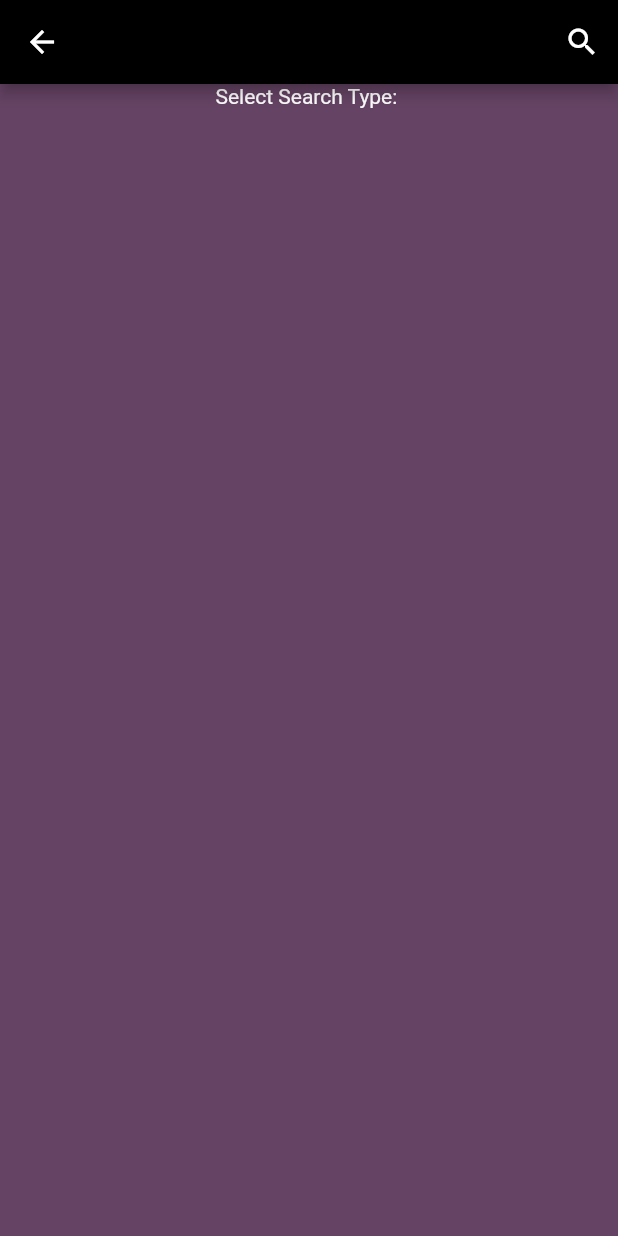
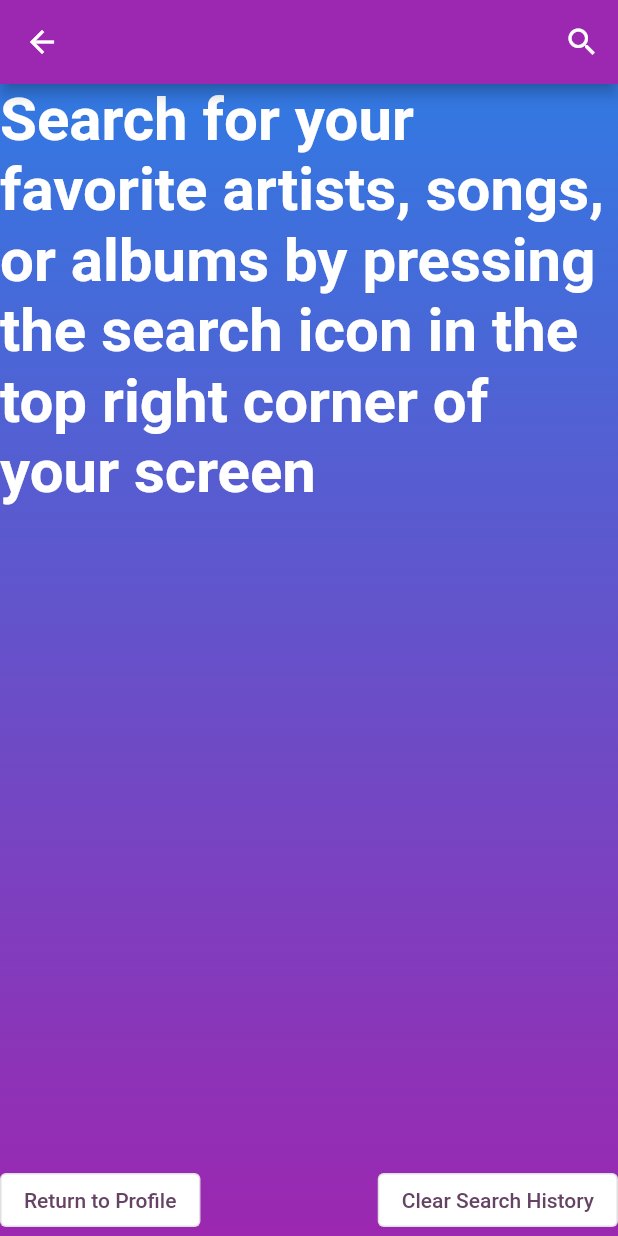
Before and after one commit to wallsau/jukeboxd, a Flutter app: the UserProfile screen opened directly, after a tap on the "search" icon, on a phone screen of 412 x 824 dp. Run offline on Flutter 3.47's test engine with Material 2 defaults, Android fonts, the phone set to English and light mode, and no system bars; our stand-ins replace cached_network_image, cloud_firestore, firebase_auth, firebase_core, flutter_dotenv, flutter_rating_bar; missing offline and left inert: spotify; accounts and stored records are empty; network calls fail.

Commit message:
11/7
- Updated search page to show a list of suggestions based on search history
- Added sign out button to profile page
- fixed input validation bug on login page

```diff
--- a/lib/screens/login_page.dart
+++ b/lib/screens/login_page.dart
@@ -109,8 +109,8 @@ class _LoginPageState extends State<LoginPage> {
                             try {
                               await FirebaseAuth.instance
                                   .signInWithEmailAndPassword(
-                                email: nameController.text,
-                                password: passwordController.text,
+                                email: nameController.text.trim(),
+                                password: passwordController.text.trim(),
                               );
                             } on FirebaseAuthException catch (error) {
                               errorMessage = error.message!;
--- a/lib/screens/search_page.dart
+++ b/lib/screens/search_page.dart
@@ -1,8 +1,10 @@
+import 'package:cloud_firestore/cloud_firestore.dart';
 import 'package:flutter/material.dart';
 import 'package:jukeboxd/screens/artist_page.dart';
 import 'package:jukeboxd/screens/song_page.dart';
+import 'package:jukeboxd/screens/user_profile.dart';
+import '../services/firebase.dart';
 import '../services/remote_services.dart';
-import 'package:spotify/spotify.dart';
 import 'package:flutter/src/widgets/image.dart' as img;
 import 'dart:async';
 import 'package:jukeboxd/utils/colors.dart';
@@ -16,6 +18,14 @@ class SearchPage extends StatefulWidget {
 }
 
 class _SearchPageState extends State<SearchPage> {
+  _clearHistory() {
+    final db = FirebaseFirestore.instance;
+    final uid = DataBase().getUid();
+    final docRef = db.collection('accounts').doc(uid);
+    final deletion = {'search history': FieldValue.delete()};
+    docRef.update(deletion);
+  }
+
   @override
   Widget build(BuildContext context) {
     final screenWidth = MediaQuery.of(context).size.width;
@@ -23,7 +33,7 @@ class _SearchPageState extends State<SearchPage> {
     return Scaffold(
       backgroundColor: purple,
       appBar: AppBar(
-        backgroundColor: Colors.black,
+        backgroundColor: Colors.purple,
         actions: [
           IconButton(
             icon: const Icon(Icons.search),
@@ -38,9 +48,48 @@ class _SearchPageState extends State<SearchPage> {
       ),
       body: Container(
         width: screenWidth,
+        decoration: const BoxDecoration(
+          gradient: LinearGradient(
+            colors: [Color(0xFF3279e2), Colors.purple],
+            begin: Alignment.topCenter,
+            end: Alignment.bottomCenter,
+          ),
+        ),
         child: Column(
-          children: const <Widget>[
-            Center(child: Text('Select Search Type: ')),
+          children: [
+            const Expanded(
+              child: Text(
+                'Search for your favorite artists, songs, or albums by pressing the search icon in the top right corner of your screen',
+                style: TextStyle(
+                    color: Colors.white,
+                    fontWeight: FontWeight.bold,
+                    fontSize: 40),
+              ),
+            ),
+            Row(
+              mainAxisAlignment: MainAxisAlignment.spaceBetween,
+              children: [
+                OutlinedButton(
+                  onPressed: () {
+                    Navigator.push(
+                      context,
+                      MaterialPageRoute(builder: (context) => UserProfile()),
+                    );
+                  },
+                  style: OutlinedButton.styleFrom(
+                    backgroundColor: Colors.white,
+                  ),
+                  child: const Text('Return to Profile'),
+                ),
+                OutlinedButton(
+                  onPressed: _clearHistory,
+                  style: OutlinedButton.styleFrom(
+                    backgroundColor: Colors.white,
+                  ),
+                  child: const Text('Clear Search History'),
+                ),
+              ],
+            )
           ],
         ),
       ),
@@ -49,6 +98,9 @@ class _SearchPageState extends State<SearchPage> {
 }
 
 class CustomSearchDelegate extends SearchDelegate {
+  final db = FirebaseFirestore.instance;
+  final uid = DataBase().getUid();
+
   // first overwrite to
   // clear the search text
   @override
@@ -80,7 +132,8 @@ class CustomSearchDelegate extends SearchDelegate {
 
   // third overwrite to show query result
   @override
-  Widget buildResults(BuildContext context) => Container(
+  Widget buildResults(BuildContext context) {
+    return Container(
       color: Colors.black,
       child: FutureBuilder<List<dynamic>?>(
           future: RemoteService().search(query, 3),
@@ -99,6 +152,7 @@ class CustomSearchDelegate extends SearchDelegate {
             }
           }),
     );
+  }
 
   Widget buildNoMatches() => const Center(
         child: Text(
@@ -107,7 +161,10 @@ class CustomSearchDelegate extends SearchDelegate {
         ),
       );
 
-  Widget buildResultsSuccess(results) => Container(
+  Widget buildResultsSuccess(results) {
+    final suggestArr = [query];
+    _storeHistory(suggestArr);
+    return Container(
       decoration: const BoxDecoration(
         gradient: LinearGradient(
           colors: [Color(0xFF3279e2), Colors.purple],
@@ -170,55 +227,73 @@ class CustomSearchDelegate extends SearchDelegate {
             );
           }),
     );
+  }
 
   @override
-  Widget buildSuggestions(BuildContext context) => SizedBox();
+  Widget buildSuggestions(BuildContext context) {
+    return Container(
+      decoration: const BoxDecoration(
+        gradient: LinearGradient(
+          colors: [Color(0xFF3279e2), Colors.purple],
+          begin: Alignment.topCenter,
+          end: Alignment.bottomCenter,
+        ),
+      ),
+      child: StreamBuilder(
+          stream: db.collection('accounts').doc(uid).snapshots(),
+          builder: ((context, snapshot) {
+            final containsSearch =
+                snapshot.data?.data()?.containsKey('search history');
+            if (containsSearch != true) {
+              final defaultSearchHistory = ['Cher', 'Metallica', 'Drake'];
+              final List suggestions = defaultSearchHistory.where((element) {
+                return element.toLowerCase().contains(
+                      query.toLowerCase(),
+                    );
+              }).toList();
+              return ListView.builder(
+                  itemCount: suggestions.length,
+                  itemBuilder: ((context, index) {
+                    return ListTile(
+                      title: Text(suggestions[index]),
+                      onTap: () {
+                        query = suggestions[index];
+                      },
+                    );
+                  }));
+            }
+            if (snapshot.connectionState == ConnectionState.waiting) {
+              return const CircularProgressIndicator();
+            }
+            final List searchHistory = snapshot.data!.get('search history');
+            final List suggestions = searchHistory.where((element) {
+              return element.toLowerCase().contains(
+                    query.toLowerCase(),
+                  );
+            }).toList();
+            return ListView.builder(
+                itemCount: suggestions.length,
+                itemBuilder: ((context, index) {
+                  return ListTile(
+                    title: Text(suggestions[index]),
+                    onTap: () {
+                      query = suggestions[index];
+                    },
+                  );
+                }));
+          })),
+    );
+  }
 
-  /*@override
-  Widget buildSuggestions(BuildContext context) => FutureBuilder<List<Artist>?>(
-        future: RemoteService().searchArtist(query, 12),
-        builder: (context, snapshot) {
-          if (query.isEmpty) return buildNoMatches();
-
-          switch (snapshot.connectionState) {
-            case ConnectionState.waiting:
-              return const Center(child: CircularProgressIndicator());
-            default:
-              if (snapshot.hasError || snapshot.data!.isEmpty) {
-                return buildNoMatches();
-              } else {
-                return buildResultsSuccess(snapshot.data);
+  Future _storeHistory(searchTerm) async {
+    final searchMap = {'search history': FieldValue.arrayUnion(searchTerm)};
+    final docRef = db.collection('accounts').doc(uid);
+    docRef.set(searchMap, SetOptions(merge: true));
   }
 }
-        },
-      );
 
-  Widget buildSuggestionsSuccess(suggestions) => ListView.builder(
-      itemCount: suggestions.length,
-      itemBuilder: ((context, index) {
-        final suggestion = suggestions[index];
-
-        return ListTile(
-          onTap: () {
-            query = suggestion;
-
-            showResults(context);
-          },
-          leading: img.Image.asset('images/jukeboxd.jpg'),
-          title: Text(suggestion!.name.toString()),
-          subtitle: Text(suggestion!.type.toString()),
-        );
-      }));*/
-}
-
-class Debouncer {
-  final Duration delay;
-  Timer? _timer;
-
-  Debouncer({this.delay = const Duration(milliseconds: 500)});
-
-  run(VoidCallback action) {
-    _timer?.cancel();
-    _timer = Timer(delay, action);
+extension StringExtension on String {
+  String capitalize() {
+    return "${this[0].toUpperCase()}${this.substring(1).toLowerCase()}";
   }
 }
--- a/lib/screens/user_profile.dart
+++ b/lib/screens/user_profile.dart
@@ -1,5 +1,7 @@
 import 'package:cloud_firestore/cloud_firestore.dart';
+import 'package:firebase_auth/firebase_auth.dart';
 import 'package:flutter/material.dart';
+import 'package:jukeboxd/screens/login_page.dart';
 import 'package:jukeboxd/screens/search_page.dart';
 import 'package:jukeboxd/utils/colors.dart';
 import 'package:jukeboxd/utils/custom_widgets/user_page_widgets.dart';
@@ -15,6 +17,7 @@ class UserProfile extends StatefulWidget {
 }
 
 class _UserProfileState extends State<UserProfile> {
+  final uid = DataBase().getUid();
   @override
   Widget build(BuildContext context) {
     //final screenWidth = MediaQuery.of(context).size.width;
@@ -49,7 +52,9 @@ class _UserProfileState extends State<UserProfile> {
               StreamBuilder(
                 stream: FirebaseFirestore.instance
                     .collection('accounts')
-                    .doc(DataBase().getUid())
+                    .doc((FirebaseAuth.instance.currentUser != null)
+                        ? uid
+                        : '1BwBzTdDz1uy1n40j31q')
                     .collection('album')
                     .orderBy('rating')
                     .limit(5)
@@ -82,7 +87,21 @@ class _UserProfileState extends State<UserProfile> {
               ProfileMenu(
                   toAlbumRatings: "MY ALBUMS",
                   toSongRatings: "MY SONGS",
-                  toReviews: "MY REVIEWS")
+                  toReviews: "MY REVIEWS"),
+              ElevatedButton(
+                onPressed: () async {
+                  await FirebaseAuth.instance.signOut();
+                  setState(() {
+                    Navigator.push(
+                      context,
+                      MaterialPageRoute(
+                        builder: ((context) => LoginPage()),
+                      ),
+                    );
+                  });
+                },
+                child: const Text('Sign Out'),
+              ),
             ]),
           ),
         ),
```
Lines whose indentation alone changed are shown as unchanged.
